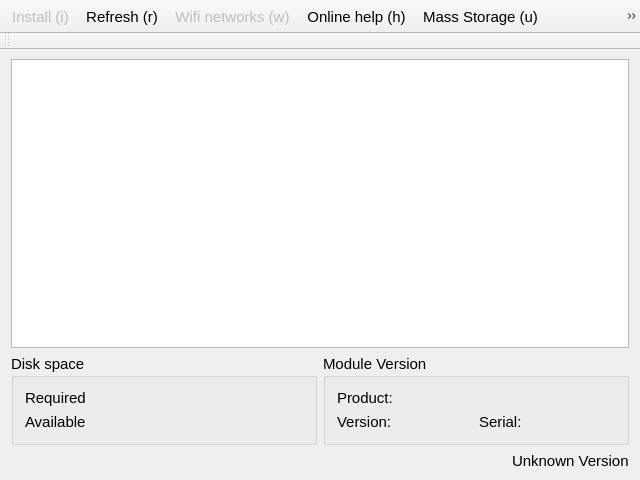
Above: mainwindow.ui from toradex/qt-tezi before the change. Below: the same form after it.
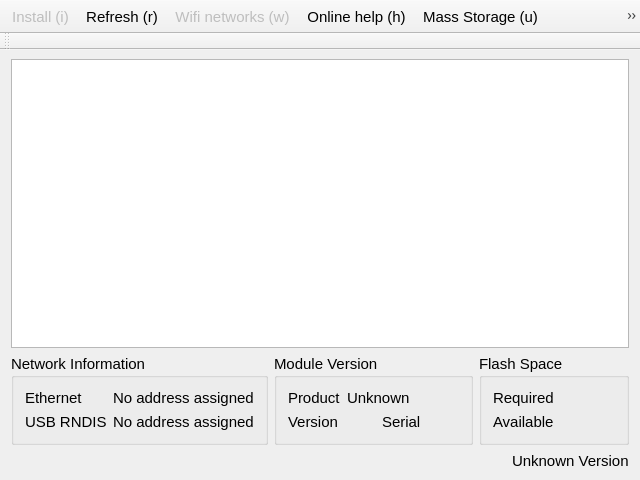
That is the form after the change. Icons and pictures are not drawn.

Commit message: display IP addresses, use grids for information boxes

The edit to the form file:
```diff
--- a/mainwindow.ui
+++ b/mainwindow.ui
@@ -52,22 +52,55 @@
          </size>
         </property>
         <property name="title">
-         <string>Disk space</string>
+         <string>Network Information</string>
         </property>
         <layout class="QGridLayout" name="gridLayout">
          <item row="0" column="0">
-          <widget class="QLabel" name="neededLabel">
-           <property name="text">
-            <string>Required</string>
+          <layout class="QGridLayout" name="gridLayout_3">
+           <property name="sizeConstraint">
+            <enum>QLayout::SetDefaultConstraint</enum>
            </property>
-          </widget>
-         </item>
-         <item row="1" column="0">
-          <widget class="QLabel" name="availableLabel">
-           <property name="text">
-            <string>Available</string>
-           </property>
-          </widget>
+           <item row="0" column="0">
+            <widget class="QLabel" name="labelEthernet">
+             <property name="sizePolicy">
+              <sizepolicy hsizetype="Minimum" vsizetype="Preferred">
+               <horstretch>0</horstretch>
+               <verstretch>0</verstretch>
+              </sizepolicy>
+             </property>
+             <property name="text">
+              <string>Ethernet</string>
+             </property>
+            </widget>
+           </item>
+           <item row="0" column="1">
+            <widget class="QLabel" name="labelEthernetAddress">
+             <property name="text">
+              <string>No address assigned</string>
+             </property>
+            </widget>
+           </item>
+           <item row="1" column="0">
+            <widget class="QLabel" name="labelUSBRNDIS">
+             <property name="sizePolicy">
+              <sizepolicy hsizetype="Minimum" vsizetype="Preferred">
+               <horstretch>0</horstretch>
+               <verstretch>0</verstretch>
+              </sizepolicy>
+             </property>
+             <property name="text">
+              <string>USB RNDIS</string>
+             </property>
+            </widget>
+           </item>
+           <item row="1" column="1">
+            <widget class="QLabel" name="labelRNDISAddress">
+             <property name="text">
+              <string>No address assigned</string>
+             </property>
+            </widget>
+           </item>
+          </layout>
          </item>
         </layout>
        </widget>
@@ -79,25 +112,119 @@
         </property>
         <layout class="QVBoxLayout" name="verticalLayout">
          <item>
-          <widget class="QLabel" name="moduleType">
-           <property name="text">
-            <string>Product:</string>
-           </property>
-          </widget>
+          <layout class="QGridLayout" name="gridLayout_4">
+           <item row="1" column="0">
+            <layout class="QHBoxLayout" name="horizontalLayout_2">
+             <item>
+              <widget class="QLabel" name="label">
+               <property name="sizePolicy">
+                <sizepolicy hsizetype="Maximum" vsizetype="Preferred">
+                 <horstretch>0</horstretch>
+                 <verstretch>0</verstretch>
+                </sizepolicy>
+               </property>
+               <property name="text">
+                <string>Product</string>
+               </property>
+              </widget>
+             </item>
+             <item>
+              <widget class="QLabel" name="moduleType">
+               <property name="text">
+                <string>Unknown</string>
+               </property>
+              </widget>
+             </item>
+            </layout>
+           </item>
+           <item row="2" column="0">
+            <layout class="QHBoxLayout" name="horizontalLayout_4">
+             <item>
+              <widget class="QLabel" name="label_6">
+               <property name="text">
+                <string>Version</string>
+               </property>
+              </widget>
+             </item>
+             <item>
+              <widget class="QLabel" name="moduleVersion">
+               <property name="minimumSize">
+                <size>
+                 <width>30</width>
+                 <height>0</height>
+                </size>
+               </property>
+               <property name="text">
+                <string/>
+               </property>
+              </widget>
+             </item>
+             <item>
+              <widget class="QLabel" name="label_4">
+               <property name="text">
+                <string>Serial</string>
+               </property>
+              </widget>
+             </item>
+             <item>
+              <widget class="QLabel" name="moduleSerial">
+               <property name="text">
+                <string/>
+               </property>
+              </widget>
+             </item>
+            </layout>
+           </item>
+          </layout>
          </item>
-         <item>
-          <layout class="QHBoxLayout" name="horizontalLayout_2">
-           <item>
-            <widget class="QLabel" name="moduleVersion">
+        </layout>
+       </widget>
+      </item>
+      <item>
+       <widget class="QGroupBox" name="groupBoxSpace">
+        <property name="minimumSize">
+         <size>
+          <width>0</width>
+          <height>65</height>
+         </size>
+        </property>
+        <property name="maximumSize">
+         <size>
+          <width>150</width>
+          <height>16777215</height>
+         </size>
+        </property>
+        <property name="title">
+         <string>Flash Space</string>
+        </property>
+        <layout class="QGridLayout" name="gridLayout">
+         <item row="0" column="0">
+          <layout class="QGridLayout" name="gridLayout_5">
+           <item row="0" column="0">
+            <widget class="QLabel" name="labelRequired">
              <property name="text">
-              <string>Version:</string>
+              <string>Required</string>
              </property>
             </widget>
            </item>
-           <item>
-            <widget class="QLabel" name="moduleSerial">
+           <item row="1" column="0">
+            <widget class="QLabel" name="labelAvailable">
              <property name="text">
-              <string>Serial:</string>
+              <string>Available</string>
+             </property>
+            </widget>
+           </item>
+           <item row="0" column="1">
+            <widget class="QLabel" name="labelAmountRequired">
+             <property name="text">
+              <string/>
+             </property>
+            </widget>
+           </item>
+           <item row="1" column="1">
+            <widget class="QLabel" name="labelAmountAvailable">
+             <property name="text">
+              <string/>
              </property>
             </widget>
            </item>
```
Left out of the diff: 2 changed lines with no effect on the pictures. The commit also changes 7 other files.
